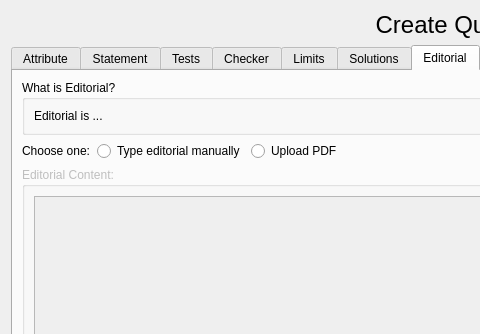
The window that src/SmartXm-CSEKU/createquestion.ui (KaziRifatMorshed/SmartXm) describes before a commit, drawn with Qt 5; both pictures show x 0 to 480 and y 0 to 334 of the 926 by 780 pixel window.
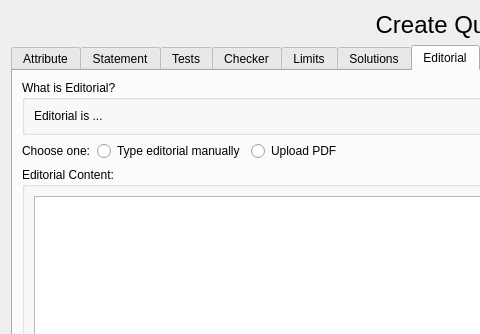
The same window after the commit. The open tabs and pages were chosen to show the change. Icons and pictures are not drawn.

What changed in the file:
```diff
--- a/src/SmartXm-CSEKU/createquestion.ui
+++ b/src/SmartXm-CSEKU/createquestion.ui
@@ -915,7 +915,7 @@
        <item>
         <widget class="QGroupBox" name="groupBox_6">
          <property name="enabled">
-          <bool>false</bool>
+          <bool>true</bool>
          </property>
          <property name="title">
           <string>Editorial Content:</string>
```
Left out of the diff: 12 changed lines with no effect on the pictures.
